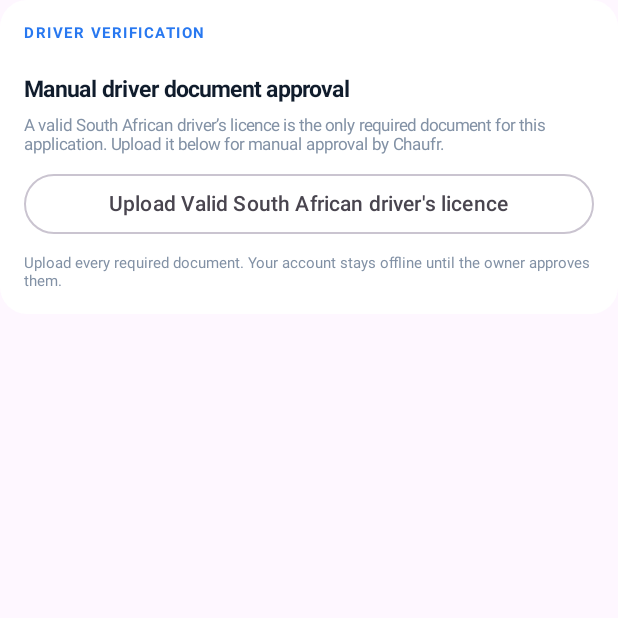
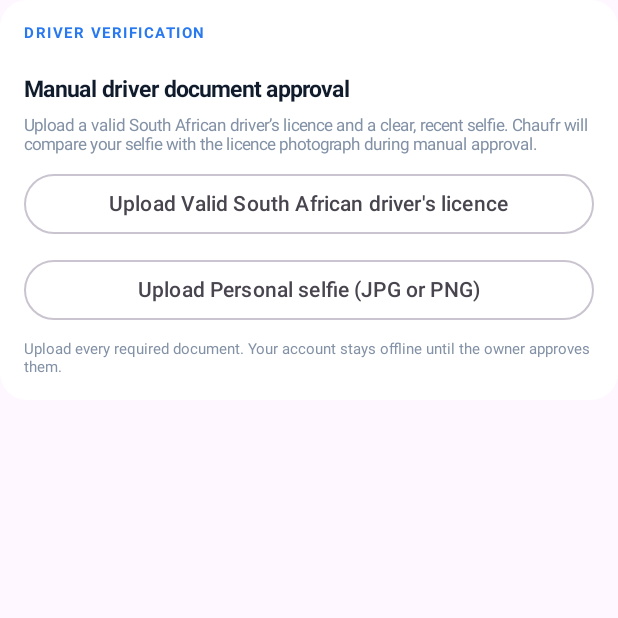
Before and after one commit to whalynbomm-blip/Chaufr, an Android app built with Jetpack Compose: the composable DriverComplianceCard shown on its own in the app's theme, on a phone screen of 412 x 824 dp, the top half of it. Run offline under Robolectric (Android 15) with nearby library versions, the phone set to English and light mode, and no system bars; pictures from the network do not load; 3 statements that could not run were skipped.

Commit message:
Add driver selfie upload alongside licence in driver Android application

```diff
--- a/apps/driver-android/src/main/java/za/co/chaufr/driver/MainActivity.kt
+++ b/apps/driver-android/src/main/java/za/co/chaufr/driver/MainActivity.kt
@@ -267,6 +267,7 @@ private fun DriverComplianceCard() {
       try {
         val mime = context.contentResolver.getType(uri) ?: throw IllegalStateException("Unsupported file type.")
         if (mime !in listOf("image/jpeg", "image/png", "application/pdf")) throw IllegalStateException("Choose a JPG, PNG or PDF document.")
+        if (documentType == "driver_selfie" && mime !in listOf("image/jpeg", "image/png")) throw IllegalStateException("Your selfie must be a JPG or PNG image.")
         val bytes = context.contentResolver.openInputStream(uri)?.use { it.readBytes() }
           ?: throw IllegalStateException("Unable to read the selected document.")
         if (bytes.isEmpty() || bytes.size > 6 * 1024 * 1024) throw IllegalStateException("Document must be smaller than 6 MB.")
@@ -322,9 +323,10 @@ private fun DriverComplianceCard() {
       }
       Spacer(Modifier.height(4.dp))
       Text("Manual driver document approval", color = Navy, fontSize = 15.sp, fontWeight = FontWeight.Bold)
-      Text("A valid South African driver’s licence is the only required document for this application. Upload it below for manual approval by Chaufr.", color = Muted, fontSize = 11.sp)
+      Text("Upload a valid South African driver’s licence and a clear, recent selfie. Chaufr will compare your selfie with the licence photograph during manual approval.", color = Muted, fontSize = 11.sp)
       val documentChoices = listOf(
-        "drivers_licence" to "Valid South African driver's licence"
+        "drivers_licence" to "Valid South African driver's licence",
+        "driver_selfie" to "Personal selfie (JPG or PNG)"
       )
       documentChoices.forEach { (type, label) ->
         OutlinedButton(onClick = { pendingDocumentType = type; verificationPicker.launch("*/*") },
```
